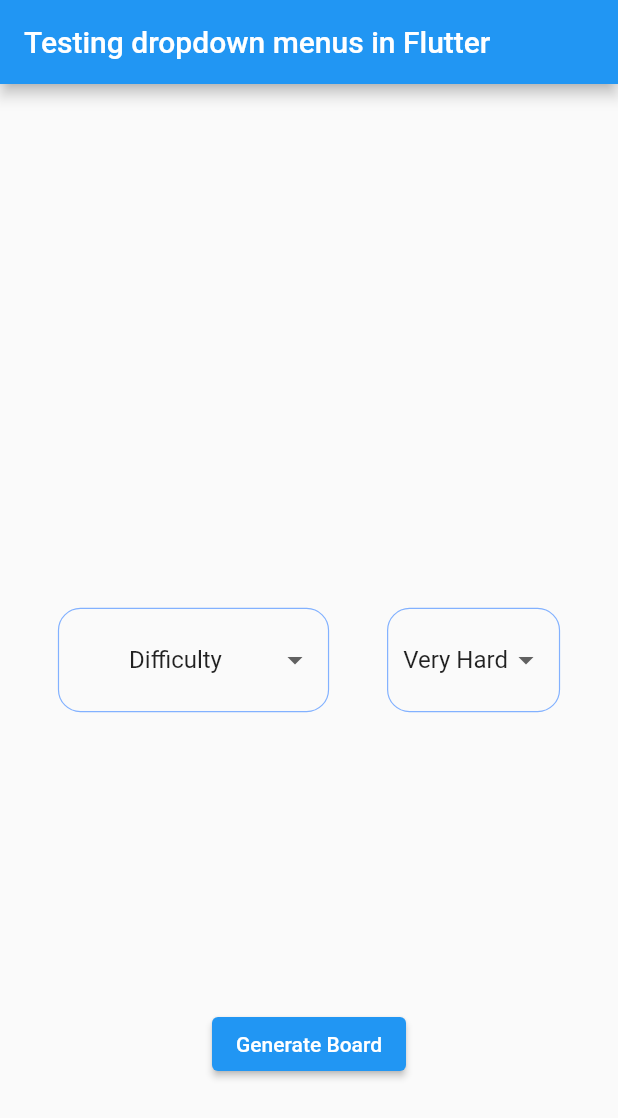
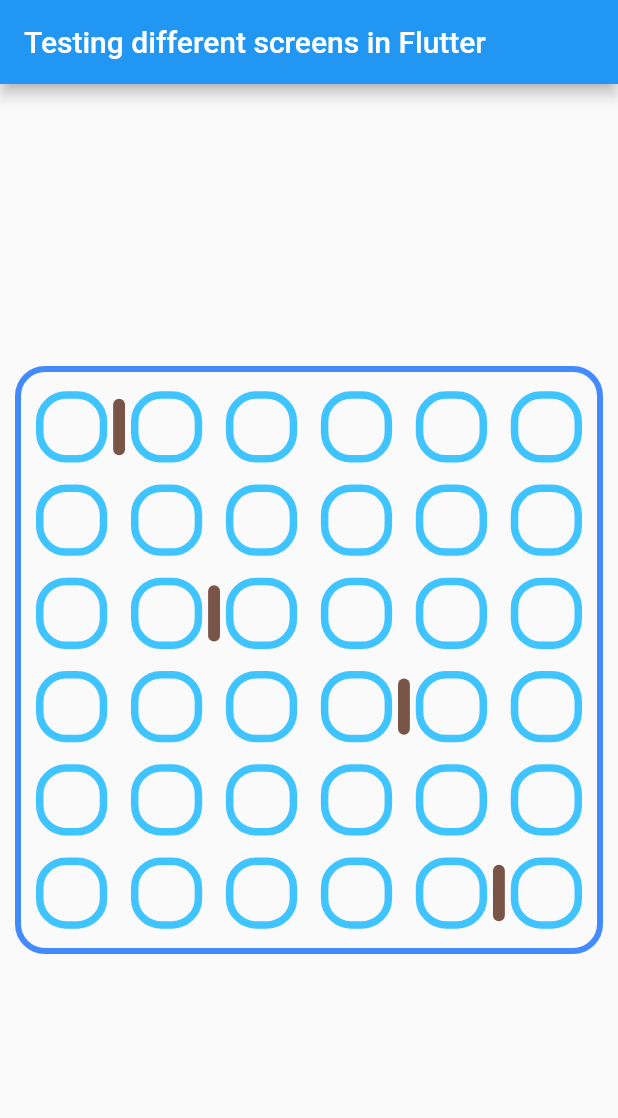
Before and after one commit to Chuset21/Labyrinth-Maker-Flutter, a Flutter app: the screen it shows after launch, after a tap on "Generate Board", on a phone screen of 412 x 824 dp. Shown: the top 1118 px of the screen. Run offline on Flutter 3.47's test engine with Material 2 defaults, Android fonts, the phone set to English and light mode, and no system bars.

Commit message:
Experimenting with routing

```diff
--- a/lib/main.dart
+++ b/lib/main.dart
@@ -1,4 +1,5 @@
 import 'package:flutter/material.dart';
+import 'package:labyrinth_maker/board.dart';
 
 void main() => runApp(const MyApp());
 
@@ -161,7 +162,10 @@
                 Navigator.push(
                   context,
                   MaterialPageRoute(
-                      builder: (context) => const MyApp()), // Change this
+                    builder: (context) => const BoardScreen(
+                        barriers:
+                            '0000100000000000000000000001000000000000100000000000000000000001'),
+                  ), // TODO add back button
                 );
               },
             ),
@@ -171,3 +175,25 @@
     );
   }
 }
+
+class BoardScreen extends StatelessWidget {
+  const BoardScreen({Key? key, required this.barriers}) : super(key: key);
+
+  final String barriers;
+
+  @override
+  Widget build(BuildContext context) {
+    return MaterialApp(
+      title: 'Testing different screens in Flutter',
+      debugShowCheckedModeBanner: false,
+      home: Scaffold(
+        appBar: AppBar(
+          title: const Text('Testing different screens in Flutter'),
+        ),
+        body: Center(
+          child: Board(barriers: barriers),
+        ),
+      ),
+    );
+  }
+}
```
